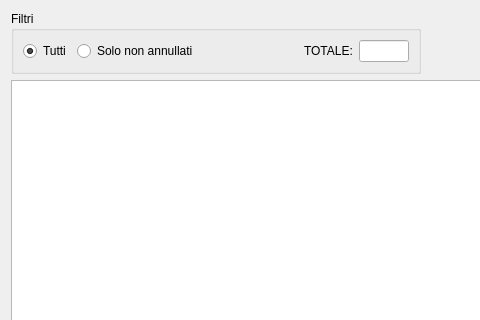
This is src/buonidlg.ui in mtonin/gestcassa as Qt 5 draws it before an edit; both pictures show x 0 to 480 and y 0 to 320 of the 702 by 448 pixel window. The edited form follows.
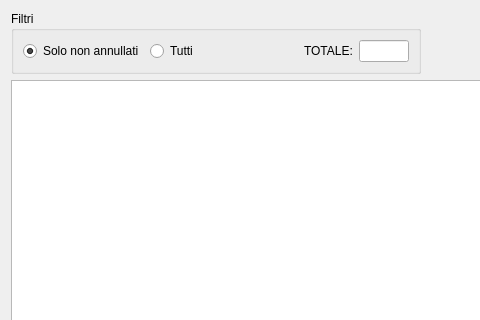
This is the edited form.

What changed in the file:
```diff
--- a/src/buonidlg.ui
+++ b/src/buonidlg.ui
@@ -30,22 +30,22 @@
        <layout class="QHBoxLayout" name="horizontalLayout_16">
         <item>
          <layout class="QHBoxLayout" name="horizontalLayout_9" stretch="0,0,0,0,0">
-          <item>
-           <widget class="QRadioButton" name="tuttiBox">
-            <property name="text">
-             <string>Tutti</string>
-            </property>
-            <property name="checked">
-             <bool>true</bool>
-            </property>
-           </widget>
-          </item>
           <item>
            <widget class="QRadioButton" name="nonAnnullatiBox">
             <property name="text">
              <string>Solo non annullati</string>
             </property>
             <property name="checked">
+             <bool>true</bool>
+            </property>
+           </widget>
+          </item>
+          <item>
+           <widget class="QRadioButton" name="tuttiBox">
+            <property name="text">
+             <string>Tutti</string>
+            </property>
+            <property name="checked">
              <bool>false</bool>
             </property>
            </widget>
```
Left out of the diff: 1 changed line with no effect on the pictures.
